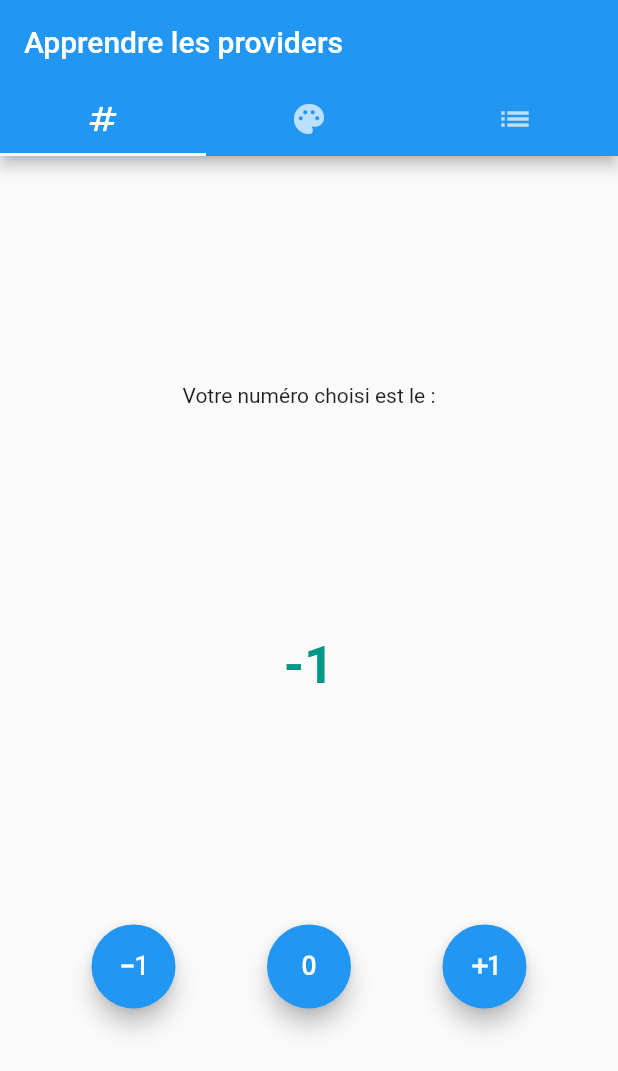
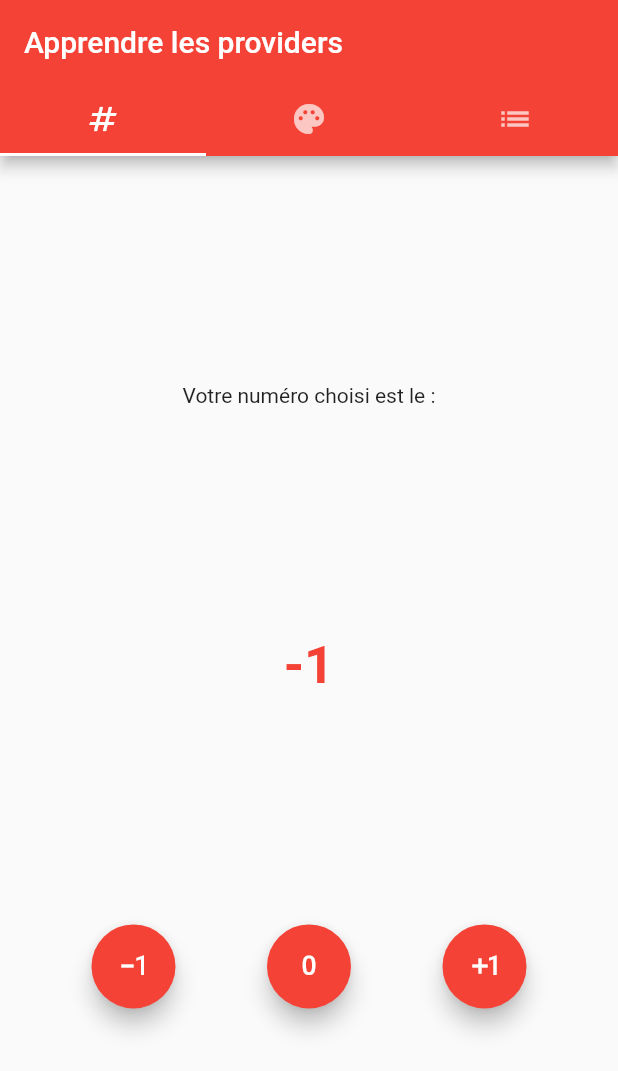
Before and after one commit to abdouwarissiboukari/learn_provider, a Flutter app: the screen it shows after launch, after a tap on the "exposure minus 1" icon, on a phone screen of 412 x 824 dp. Shown: the top 1071 px of the screen. Run offline on Flutter 3.47's test engine with Material 2 defaults, Android fonts, the phone set to English and light mode, and no system bars; our stand-ins replace shared_preferences.

Commit message:
Commit n°2 from baw#mba-waris

```diff
--- a/lib/main.dart
+++ b/lib/main.dart
@@ -1,7 +1,6 @@
 import 'package:flutter/material.dart';
 import 'package:learn_provider/providers/color_provider.dart';
 import 'package:learn_provider/providers/count_provider.dart';
-import 'package:learn_provider/widgets/pages/counter_page.dart';
 import 'package:learn_provider/widgets/pages/tab_page.dart';
 import 'package:provider/provider.dart';
 
--- a/lib/providers/color_provider.dart
+++ b/lib/providers/color_provider.dart
@@ -1,11 +1,26 @@
 import 'package:flutter/cupertino.dart';
 import 'package:flutter/material.dart';
+import 'package:learn_provider/services/shared_color.dart';
 
 class ColorProvider with ChangeNotifier {
-  MaterialColor color = Colors.blue;
+  static List<MaterialColor> defaultColors = Colors.primaries;
 
-  changeColor(MaterialColor newColor) {
+  MaterialColor color = defaultColors[0];
+
+  ColorProvider() {
+    getColorIndex();
+  }
+
+  changeColor(MaterialColor newColor) async {
     color = newColor;
     notifyListeners();
+    await SharedColor().setColorIndex(defaultColors.indexOf(newColor));
+  }
+
+  getColorIndex() async {
+    SharedColor().getColorIndex().then((value) {
+      color = defaultColors[value];
+      notifyListeners();
+    });
   }
 }
--- /dev/null
+++ b/lib/services/shared_color.dart
@@ -0,0 +1,20 @@
+import 'package:shared_preferences/shared_preferences.dart';
+
+class SharedColor {
+  final String colorKey = "defaultColor";
+
+  Future<int> getColorIndex() async {
+    final colorIntstance = await SharedPreferences.getInstance();
+    final int colorIndex = colorIntstance.getInt(colorKey) ?? 0;
+
+    return colorIndex;
+  }
+
+  Future<bool> setColorIndex(int defaultColorIndex) async {
+    final colorIntstance = await SharedPreferences.getInstance();
+
+    await colorIntstance.setInt(colorKey, defaultColorIndex);
+
+    return true;
+  }
+}
--- a/lib/widgets/pages/color_page.dart
+++ b/lib/widgets/pages/color_page.dart
@@ -1,4 +1,3 @@
-import 'package:flutter/cupertino.dart';
 import 'package:flutter/material.dart';
 import 'package:learn_provider/providers/color_provider.dart';
 import 'package:learn_provider/widgets/simple_widgets/color_circle.dart';
--- a/lib/widgets/pages/tab_page.dart
+++ b/lib/widgets/pages/tab_page.dart
@@ -15,7 +15,7 @@ class TabPage extends StatelessWidget {
     ),
   ];
 
-  List<Tab> tabs = icons
+  final List<Tab> tabs = icons
       .map((icon) => Tab(
             icon: icon,
           ))
--- a/lib/widgets/simple_widgets/counter_text.dart
+++ b/lib/widgets/simple_widgets/counter_text.dart
@@ -1,4 +1,5 @@
 import 'package:flutter/material.dart';
+import 'package:learn_provider/providers/color_provider.dart';
 import 'package:learn_provider/providers/count_provider.dart';
 import 'package:provider/provider.dart';
 
@@ -9,8 +10,8 @@ class CounterText extends StatelessWidget {
 
     return Text(
       string,
-      style: const TextStyle(
-        color: Colors.teal,
+      style: TextStyle(
+        color: context.watch<ColorProvider>().color,
         fontWeight: FontWeight.bold,
         fontSize: 35,
       ),
--- a/pubspec.yaml
+++ b/pubspec.yaml
@@ -37,6 +37,7 @@ dependencies:
   # Use with the CupertinoIcons class for iOS style icons.
   cupertino_icons: ^1.0.2
   provider: ^6.0.5
+  shared_preferences: ^2.0.15
 
 dev_dependencies:
   flutter_test:
```
Also changed, not shown: pubspec.lock, 7 other files.
